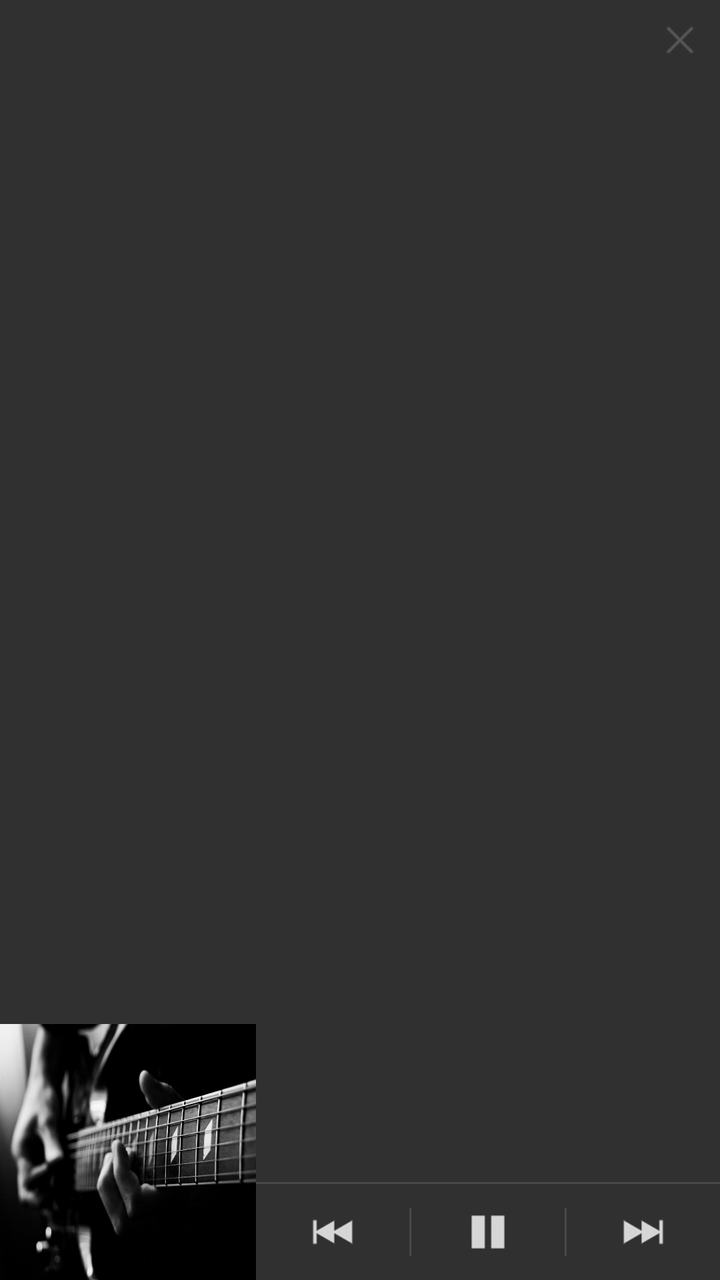
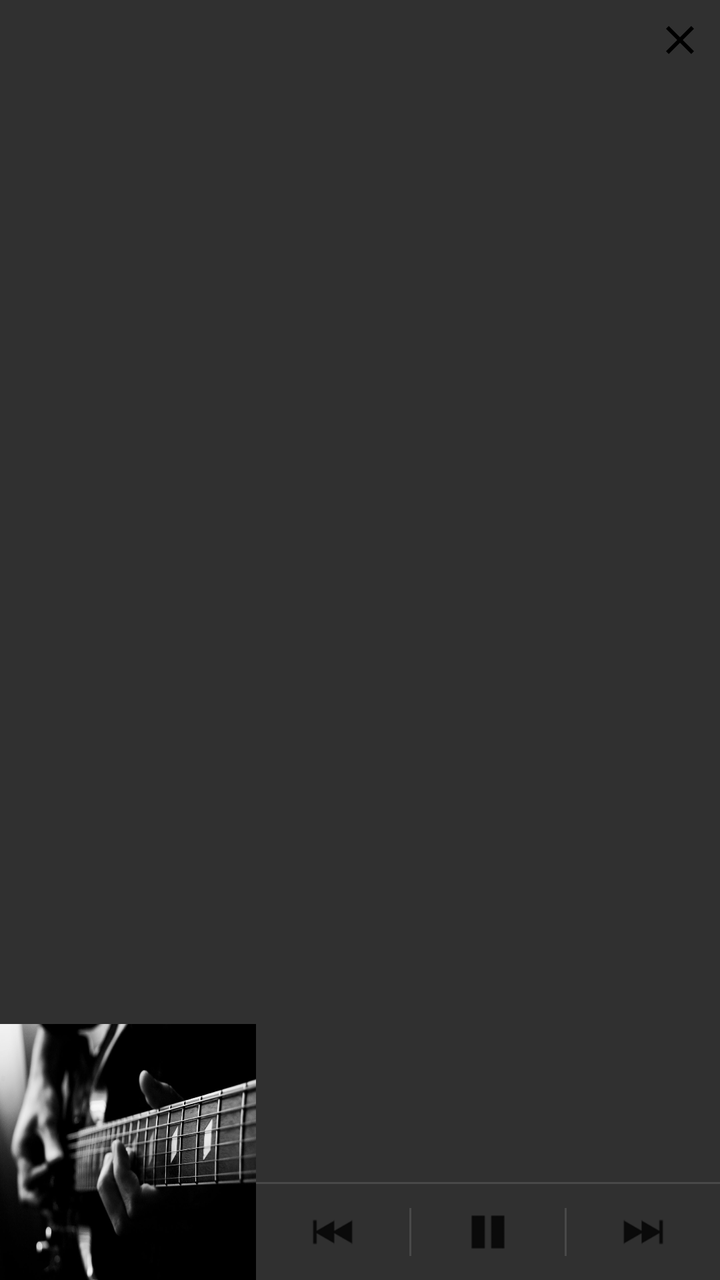

Two renders of the same Android screen: before a commit and after it. Below are the layout's source before the change and the commit's diff.
<!-- AndroidManifest.xml: application theme AppThemeDark -->
<!-- res/layout/notification_custom_expanded_layout.xml -->
<?xml version="1.0" encoding="utf-8"?>
<RelativeLayout xmlns:android="http://schemas.android.com/apk/res/android"
                xmlns:tools="http://schemas.android.com/tools"
                android:layout_width="match_parent"
                android:layout_height="128.0dip"
                android:background="@android:color/transparent"
                tools:ignore="ContentDescription">

    

    <ImageView
        android:id="@+id/notification_expanded_base_image"
        android:layout_width="@dimen/notification_expanded_height"
        android:layout_height="@dimen/notification_expanded_height"
        android:layout_alignParentBottom="true"
        android:background="@drawable/cover_art_default"
        android:layout_alignParentLeft="true"
        android:scaleType="fitXY"/>

    <LinearLayout
        android:id="@+id/notification_expanded_buttons"
        android:layout_width="wrap_content"
        android:layout_height="wrap_content"
        android:layout_alignParentBottom="true"
        android:layout_alignParentRight="true"
        android:layout_toRightOf="@+id/notification_expanded_base_image"
        android:divider="?android:listDivider"
        android:dividerPadding="@dimen/notification_expanded_buttons_divider_padding"
        android:gravity="center_vertical"
        android:orientation="horizontal"
        android:showDividers="middle">

        <ImageButton
            android:id="@+id/notification_expanded_base_previous"
            android:layout_width="0dp"
            android:layout_height="@dimen/notification_expanded_button_height"
            android:layout_weight="1"
            android:background="?android:selectableItemBackground"
            android:padding="@dimen/notification_expanded_button_padding"
            android:scaleType="fitCenter"
            android:src="@drawable/btn_playback_previous_light"/>

        <ImageButton
            android:id="@+id/notification_expanded_base_play"
            android:layout_width="0dp"
            android:layout_height="@dimen/notification_expanded_button_height"
            android:layout_weight="1"
            android:background="?android:selectableItemBackground"
            android:padding="@dimen/notification_expanded_button_padding"
            android:scaleType="fitCenter"
            android:src="@drawable/btn_playback_pause_light"/>

        <ImageButton
            android:id="@+id/notification_expanded_base_next"
            android:layout_width="0dp"
            android:layout_height="@dimen/notification_expanded_button_height"
            android:layout_weight="1"
            android:background="?android:selectableItemBackground"
            android:padding="@dimen/notification_expanded_button_padding"
            android:scaleType="fitCenter"
            android:src="@drawable/btn_playback_next_light"/>
    </LinearLayout>

    <ImageView
        android:layout_width="wrap_content"
        android:layout_height="1dp"
        android:layout_above="@+id/notification_expanded_buttons"
        android:layout_alignParentRight="true"
        android:layout_toRightOf="@+id/notification_expanded_base_image"
        android:background="?android:dividerHorizontal"/>

    <ImageButton
        android:id="@+id/notification_expanded_base_collapse"
        android:layout_width="wrap_content"
        android:layout_height="wrap_content"
        android:layout_alignParentRight="true"
        android:layout_alignParentTop="true"
        android:background="?android:selectableItemBackground"
        android:padding="@dimen/notification_expanded_collapse_padding"
        android:src="@drawable/btn_notification_collapse"/>

    <LinearLayout
        android:layout_width="match_parent"
        android:layout_height="wrap_content"
        android:layout_alignParentTop="true"
        android:layout_gravity="center_vertical"
        android:layout_toLeftOf="@+id/notification_expanded_base_collapse"
        android:layout_toRightOf="@+id/notification_expanded_base_image"
        android:orientation="vertical"
        android:paddingLeft="@dimen/notification_info_container_padding_left"
        android:paddingTop="@dimen/notification_expanded_content_padding_top">

        <TextView
            android:id="@+id/notification_expanded_base_line_one"
            style="@style/NotificationText"
            android:textAppearance="@android:style/TextAppearance.StatusBar.EventContent.Title"/>

        <TextView
            android:id="@+id/notification_expanded_base_line_two"
            style="@style/NotificationText"
            android:textAppearance="@android:style/TextAppearance.StatusBar.EventContent"/>

        <TextView
            android:id="@+id/notification_expanded_base_line_three"
            style="@style/NotificationText"
            android:textAppearance="@android:style/TextAppearance.StatusBar.EventContent"/>
    </LinearLayout>

</RelativeLayout>
<!-- resources referenced by this layout -->
<resources>
  <dimen name="notification_expanded_button_height">48.0dip</dimen>
  <dimen name="notification_expanded_button_padding">10.0dip</dimen>
  <dimen name="notification_expanded_buttons_divider_padding">12.0dip</dimen>
  <dimen name="notification_expanded_collapse_padding">8.0dip</dimen>
  <dimen name="notification_expanded_content_padding_top">8.0dip</dimen>
  <dimen name="notification_expanded_height">128.0dip</dimen>
  <dimen name="notification_info_container_padding_left">8.0dip</dimen>
  <!-- drawable btn_notification_collapse: png bitmap (drawable-hdpi, 371 bytes) -->
  <!-- drawable btn_playback_next_light: png bitmap (drawable-hdpi, 1521 bytes) -->
  <!-- drawable btn_playback_pause_light: png bitmap (drawable-hdpi, 1114 bytes) -->
  <!-- drawable btn_playback_previous_light: png bitmap (drawable-hdpi, 1503 bytes) -->
  <!-- drawable cover_art_default: jpg bitmap (drawable, 81390 bytes) -->
  <style name="NotificationText">
          <item name="android:layout_width">match_parent</item>
          <item name="android:layout_height">wrap_content</item>
          <item name="android:ellipsize">end</item>
          <item name="android:fadingEdge">horizontal</item>
          <item name="android:singleLine">true</item>
      </style>
  <style name="AppThemeDark" parent="Theme.AppCompat">
          
          <item name="colorPrimary">@color/colorPrimary</item>
          <item name="colorPrimaryDark">@color/colorPrimaryDark</item>
          <item name="colorAccent">@color/colorAccent</item>
  
          
          <item name="windowActionBar">false</item>
          <item name="windowNoTitle">true</item>
      </style>
  <color name="colorPrimary">#5c3145</color>
  <color name="colorPrimaryDark">#000000</color>
  <color name="colorAccent">#FF4081</color>
</resources>

<!-- the commit's change to res/layout/notification_custom_expanded_layout.xml (unified diff, before → after) -->
@@ -1,10 +1,10 @@
 <?xml version="1.0" encoding="utf-8"?>
 <RelativeLayout xmlns:android="http://schemas.android.com/apk/res/android"
-                xmlns:tools="http://schemas.android.com/tools"
-                android:layout_width="match_parent"
-                android:layout_height="128.0dip"
-                android:background="@android:color/transparent"
-                tools:ignore="ContentDescription">
+    xmlns:tools="http://schemas.android.com/tools"
+    android:layout_width="match_parent"
+    android:layout_height="128.0dip"
+    android:background="@android:color/transparent"
+    tools:ignore="ContentDescription">
 
     
 
@@ -12,18 +12,18 @@
         android:id="@+id/notification_expanded_base_image"
         android:layout_width="@dimen/notification_expanded_height"
         android:layout_height="@dimen/notification_expanded_height"
+        android:layout_alignParentStart="true"
         android:layout_alignParentBottom="true"
         android:background="@drawable/cover_art_default"
-        android:layout_alignParentLeft="true"
-        android:scaleType="fitXY"/>
+        android:scaleType="fitXY" />
 
     <LinearLayout
         android:id="@+id/notification_expanded_buttons"
         android:layout_width="wrap_content"
         android:layout_height="wrap_content"
+        android:layout_alignParentEnd="true"
         android:layout_alignParentBottom="true"
-        android:layout_alignParentRight="true"
-        android:layout_toRightOf="@+id/notification_expanded_base_image"
+        android:layout_toEndOf="@+id/notification_expanded_base_image"
         android:divider="?android:listDivider"
         android:dividerPadding="@dimen/notification_expanded_buttons_divider_padding"
         android:gravity="center_vertical"
@@ -38,7 +38,7 @@
             android:background="?android:selectableItemBackground"
             android:padding="@dimen/notification_expanded_button_padding"
             android:scaleType="fitCenter"
-            android:src="@drawable/btn_playback_previous_light"/>
+            android:src="@drawable/btn_playback_previous" />
 
         <ImageButton
             android:id="@+id/notification_expanded_base_play"
@@ -48,7 +48,7 @@
             android:background="?android:selectableItemBackground"
             android:padding="@dimen/notification_expanded_button_padding"
             android:scaleType="fitCenter"
-            android:src="@drawable/btn_playback_pause_light"/>
+            android:src="@drawable/btn_playback_pause" />
 
         <ImageButton
             android:id="@+id/notification_expanded_base_next"
@@ -58,52 +58,55 @@
             android:background="?android:selectableItemBackground"
             android:padding="@dimen/notification_expanded_button_padding"
             android:scaleType="fitCenter"
-            android:src="@drawable/btn_playback_next_light"/>
+            android:src="@drawable/btn_playback_next" />
     </LinearLayout>
 
     <ImageView
         android:layout_width="wrap_content"
         android:layout_height="1dp"
         android:layout_above="@+id/notification_expanded_buttons"
-        android:layout_alignParentRight="true"
-        android:layout_toRightOf="@+id/notification_expanded_base_image"
-        android:background="?android:dividerHorizontal"/>
+        android:layout_alignParentEnd="true"
+        android:layout_toEndOf="@+id/notification_expanded_base_image"
+        android:background="?android:dividerHorizontal" />
 
     <ImageButton
         android:id="@+id/notification_expanded_base_collapse"
         android:layout_width="wrap_content"
         android:layout_height="wrap_content"
-        android:layout_alignParentRight="true"
         android:layout_alignParentTop="true"
+        android:layout_alignParentEnd="true"
         android:background="?android:selectableItemBackground"
         android:padding="@dimen/notification_expanded_collapse_padding"
-        android:src="@drawable/btn_notification_collapse"/>
+        android:src="@drawable/ic_close" />
 
     <LinearLayout
         android:layout_width="match_parent"
         android:layout_height="wrap_content"
         android:layout_alignParentTop="true"
         android:layout_gravity="center_vertical"
-        android:layout_toLeftOf="@+id/notification_expanded_base_collapse"
-        android:layout_toRightOf="@+id/notification_expanded_base_image"
+        android:layout_toStartOf="@+id/notification_expanded_base_collapse"
+        android:layout_toEndOf="@+id/notification_expanded_base_image"
         android:orientation="vertical"
-        android:paddingLeft="@dimen/notification_info_container_padding_left"
+        android:paddingStart="@dimen/notification_info_container_padding_left"
         android:paddingTop="@dimen/notification_expanded_content_padding_top">
 
         <TextView
             android:id="@+id/notification_expanded_base_line_one"
             style="@style/NotificationText"
-            android:textAppearance="@android:style/TextAppearance.StatusBar.EventContent.Title"/>
+            android:textAppearance="@android:style/TextAppearance.StatusBar.EventContent.Title"
+            android:textColor="@color/black" />
 
         <TextView
             android:id="@+id/notification_expanded_base_line_two"
             style="@style/NotificationText"
-            android:textAppearance="@android:style/TextAppearance.StatusBar.EventContent"/>
+            android:textAppearance="@android:style/TextAppearance.StatusBar.EventContent"
+            android:textColor="@color/black" />
 
         <TextView
             android:id="@+id/notification_expanded_base_line_three"
             style="@style/NotificationText"
-            android:textAppearance="@android:style/TextAppearance.StatusBar.EventContent"/>
+            android:textAppearance="@android:style/TextAppearance.StatusBar.EventContent"
+            android:textColor="@color/black" />
     </LinearLayout>
 
 </RelativeLayout>
<!-- resource entries referenced after the edit -->
@@ -1,5 +1,6 @@
 <!-- resources referenced by this layout -->
 <resources>
+  <color name="black">#ff000000</color>
   <dimen name="notification_expanded_button_height">48.0dip</dimen>
   <dimen name="notification_expanded_button_padding">10.0dip</dimen>
   <dimen name="notification_expanded_buttons_divider_padding">12.0dip</dimen>
@@ -7,11 +8,16 @@
   <dimen name="notification_expanded_content_padding_top">8.0dip</dimen>
   <dimen name="notification_expanded_height">128.0dip</dimen>
   <dimen name="notification_info_container_padding_left">8.0dip</dimen>
-  <!-- drawable btn_notification_collapse: png bitmap (drawable-hdpi, 371 bytes) -->
-  <!-- drawable btn_playback_next_light: png bitmap (drawable-hdpi, 1521 bytes) -->
-  <!-- drawable btn_playback_pause_light: png bitmap (drawable-hdpi, 1114 bytes) -->
-  <!-- drawable btn_playback_previous_light: png bitmap (drawable-hdpi, 1503 bytes) -->
+  <!-- drawable btn_playback_next: png bitmap (drawable-hdpi, 753 bytes) -->
+  <!-- drawable btn_playback_pause: png bitmap (drawable-hdpi, 315 bytes) -->
+  <!-- drawable btn_playback_previous: png bitmap (drawable-hdpi, 760 bytes) -->
   <!-- drawable cover_art_default: jpg bitmap (drawable, 81390 bytes) -->
+  <!-- drawable ic_close (drawable) -->
+  <vector xmlns:android="http://schemas.android.com/apk/res/android" android:height="24dp" android:tint="#000000" android:viewportHeight="24" android:viewportWidth="24" android:width="24dp">
+        
+      <path android:fillColor="@android:color/white" android:pathData="M19,6.41L17.59,5 12,10.59 6.41,5 5,6.41 10.59,12 5,17.59 6.41,19 12,13.41 17.59,19 19,17.59 13.41,12z"/>
+      
+  </vector>
   <style name="NotificationText">
           <item name="android:layout_width">match_parent</item>
           <item name="android:layout_height">wrap_content</item>
